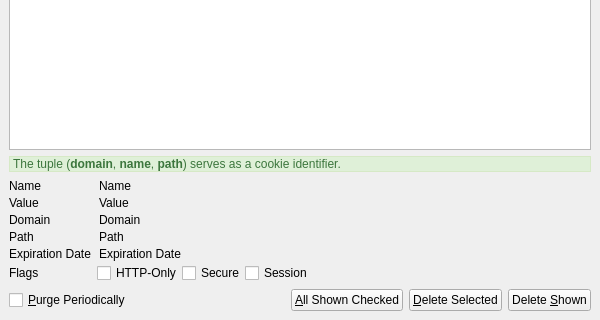
This is 2.x/UI/dooble_cookies_window.ui in textbrowser/dooble as Qt 5 draws it before an edit; both pictures show x 0 to 600 and y 495 to 815 of the 600 by 815 pixel window. The edited form follows.
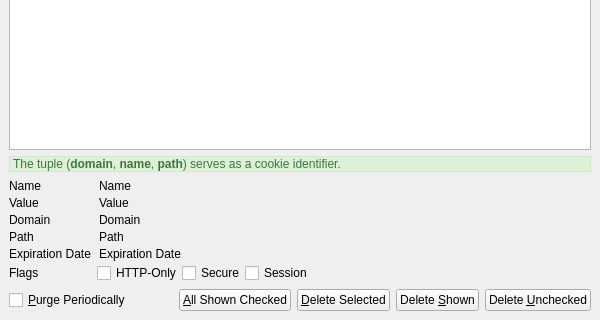
This is the edited form. Icons and pictures are not drawn. Custom widgets are drawn as their Qt base class.

Commit message: Remove unchecked cookie domains option.

Diff of the .ui file:
```diff
--- a/2.x/UI/dooble_cookies_window.ui
+++ b/2.x/UI/dooble_cookies_window.ui
@@ -583,6 +583,13 @@
         </property>
        </widget>
       </item>
+      <item>
+       <widget class="QPushButton" name="delete_unchecked">
+        <property name="text">
+         <string>Delete &amp;Unchecked</string>
+        </property>
+       </widget>
+      </item>
      </layout>
     </item>
    </layout>
```
The commit also changes 3 other files.
